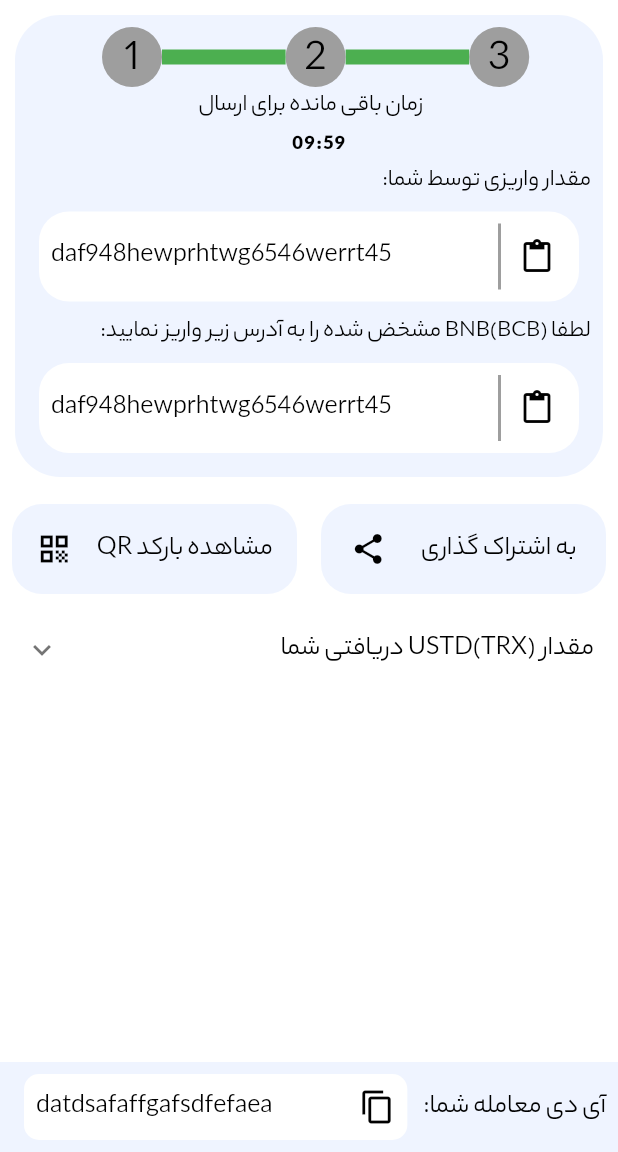
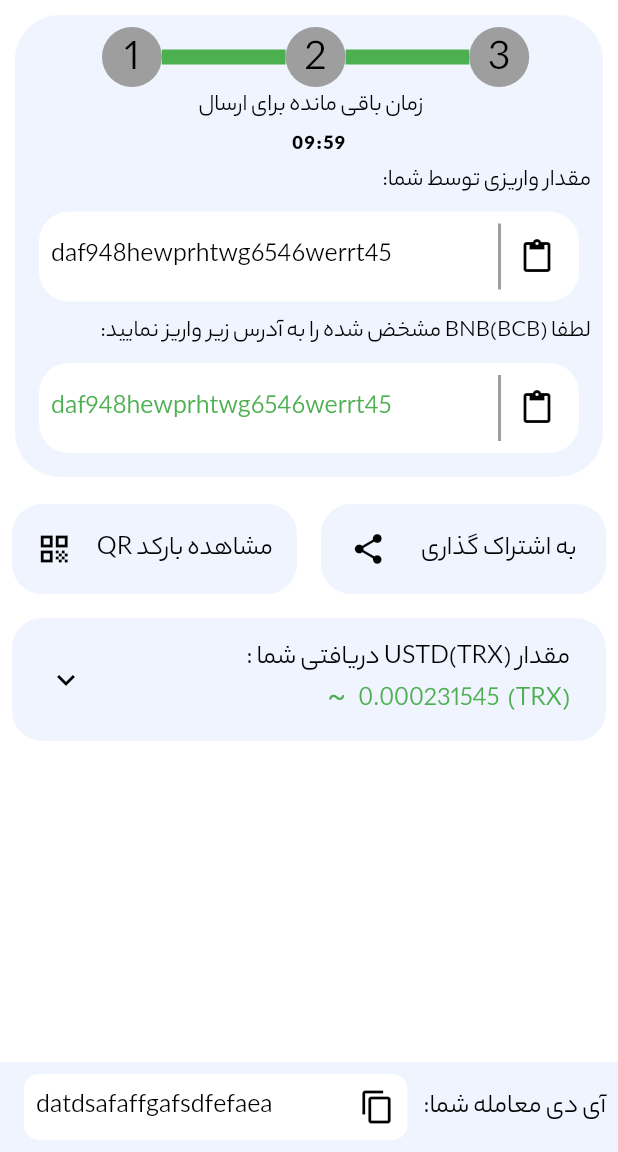
Before and after one commit to mast3homa10/tehran_exchange, a Flutter app: the FinalStepsPage screen opened by its route, on a phone screen of 412 x 824 dp, the part 84-1236 px from its top. Run offline on Flutter 3.47's test engine with Material 2 defaults, Android fonts, the phone set to English and light mode, and no system bars; our stand-ins replace carousel_slider, dots_indicator, flutter_svg, font_awesome_flutter, get, shared_preferences; missing offline and left inert: qr_code_scanner; accounts and stored records are empty.

Commit message:
day 16 part 2

```diff
--- a/lib/frontend/pages/final_steps/final_steps_page.dart
+++ b/lib/frontend/pages/final_steps/final_steps_page.dart
@@ -17,6 +17,7 @@ class FinalStepsPage extends GetView<FinalStepsController> {
     return Scaffold(
       appBar: kAppbar,
       body: SafeArea(
+        child: SingleChildScrollView(
           child: Column(
             crossAxisAlignment: CrossAxisAlignment.center,
             children: [
@@ -33,14 +34,15 @@ class FinalStepsPage extends GetView<FinalStepsController> {
                         padding: EdgeInsets.only(
                             left: Get.width * 0.1, right: Get.width * 0.1),
                         child: ConstrainedBox(
-                        constraints:
-                            BoxConstraints(maxHeight: 40, maxWidth: Get.width),
+                          constraints: BoxConstraints(
+                              maxHeight: 40, maxWidth: Get.width),
                           child: ListView.builder(
                             scrollDirection: Axis.horizontal,
                             itemCount: controller.stepslable.length,
                             itemBuilder: (context, index) => SizedBox(
                               child: Row(
-                              mainAxisAlignment: MainAxisAlignment.spaceBetween,
+                                mainAxisAlignment:
+                                    MainAxisAlignment.spaceBetween,
                                 children: [
                                   Container(
                                     height: 40,
@@ -51,8 +53,9 @@ class FinalStepsPage extends GetView<FinalStepsController> {
                                     child: Center(
                                       child: Text(
                                         controller.stepslable[index],
-                                      style:
-                                          Theme.of(context).textTheme.headline2,
+                                        style: Theme.of(context)
+                                            .textTheme
+                                            .headline2,
                                       ),
                                     ),
                                   ),
@@ -146,7 +149,10 @@ class FinalStepsPage extends GetView<FinalStepsController> {
                             ),
                             Text(
                               'daf948hewprhtwg6546werrt45',
-                            style: Theme.of(context).textTheme.headline4,
+                              style: Theme.of(context)
+                                  .textTheme
+                                  .headline4!
+                                  .copyWith(color: Colors.green),
                             ),
                           ],
                         ),
@@ -203,17 +209,60 @@ class FinalStepsPage extends GetView<FinalStepsController> {
                   ),
                 ],
               ),
-            ExpansionTile(
-                title: Text('مقدار USTD(TRX) دریافتی شما',
+              Container(
+                padding: const EdgeInsets.all(8.0),
+                margin: const EdgeInsets.all(8.0),
+                decoration: BoxDecoration(
+                    borderRadius: BorderRadius.circular(20),
+                    color: Theme.of(context).appBarTheme.backgroundColor),
+                child: ExpansionTile(
+                    collapsedIconColor: Theme.of(context).iconTheme.color,
+                    collapsedBackgroundColor:
+                        Theme.of(context).appBarTheme.backgroundColor,
+                    backgroundColor:
+                        Theme.of(context).appBarTheme.backgroundColor,
+                    iconColor: Theme.of(context).iconTheme.color,
+                    title: Column(
+                      crossAxisAlignment: CrossAxisAlignment.start,
+                      children: [
+                        Text('مقدار USTD(TRX) دریافتی شما :',
                             style: Theme.of(context).textTheme.headline4),
+                        Text(
+                          '(TRX)  0.000231545   ~',
+                          style: Theme.of(context)
+                              .textTheme
+                              .headline4!
+                              .copyWith(color: Colors.green),
+                        ),
+                      ],
+                    ),
                     children: <Widget>[
                       Align(
+                        alignment: Alignment.centerRight,
+                        child: Padding(
+                          padding: const EdgeInsets.only(left: 8.0, right: 8.0),
                           child: Text(' آدرس کیف پول USDT(TRX) شما: ',
                               style: Theme.of(context).textTheme.headline4),
-                    alignment: Alignment.center,
                         ),
-                ])
+                      ),
+                      Align(
+                        alignment: Alignment.centerRight,
+                        child: Padding(
+                          padding:
+                              const EdgeInsets.only(left: 15.0, right: 15.0),
+                          child: Text(
+                            'daf948hewprhtwg6546werrt45',
+                            style: Theme.of(context)
+                                .textTheme
+                                .headline4!
+                                .copyWith(color: Colors.green),
+                          ),
+                        ),
+                      ),
+                    ]),
+              )
             ],
+          ),
         ),
       ),
       bottomNavigationBar: Container(
--- a/pubspec.yaml
+++ b/pubspec.yaml
@@ -24,6 +24,7 @@ dependencies:
   carousel_slider: ^4.1.1
   flutter_svg: ^1.0.3
   url_launcher: ^6.1.4
+  share_plus: ^4.0.9
 
 
 
```
Also changed, not shown: pubspec.lock. Lines whose indentation alone changed are shown as unchanged.
